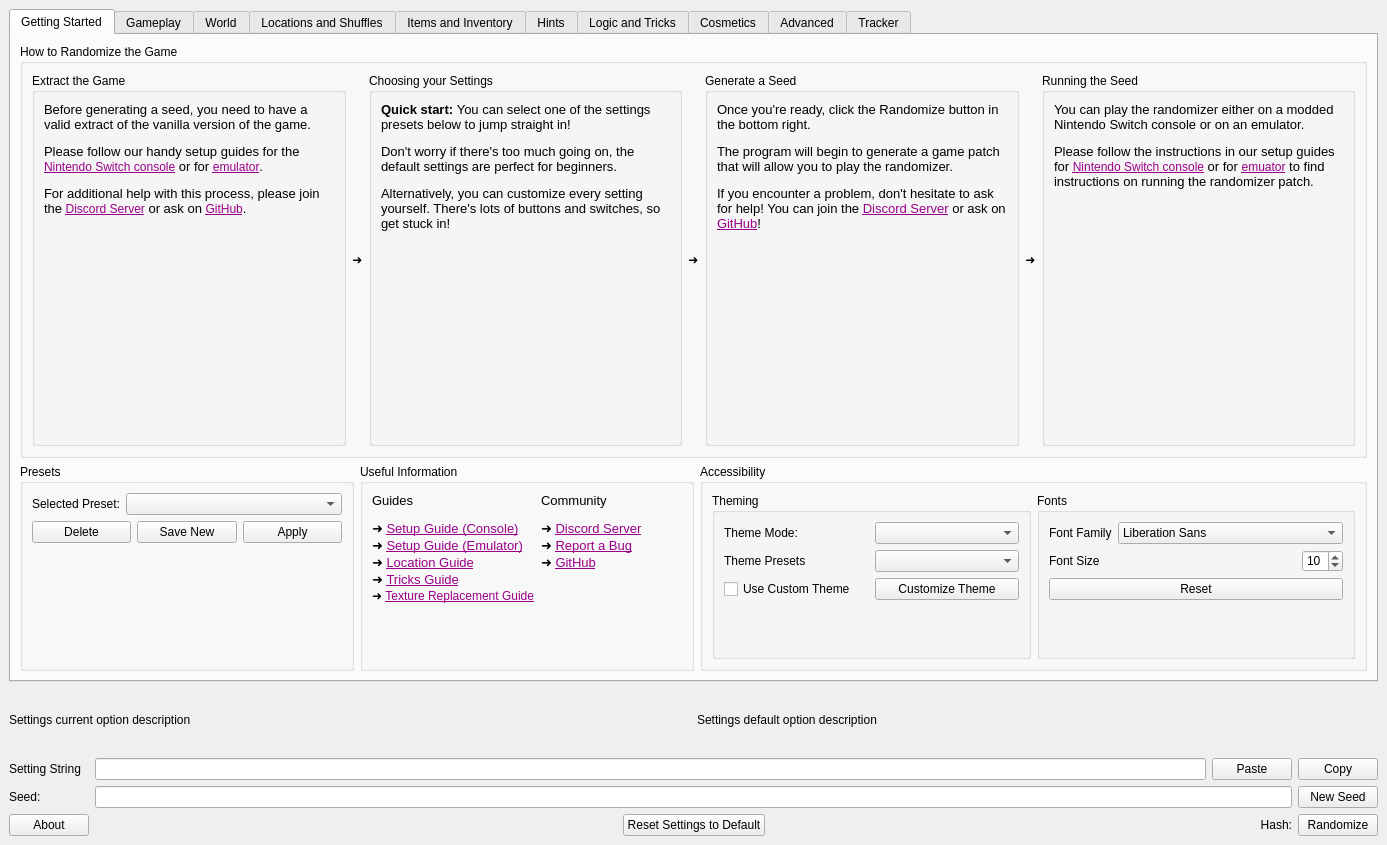
Old version of the form gui/ui/main.ui in the repository mint-choc-chip-skyblade/sshd-rando.
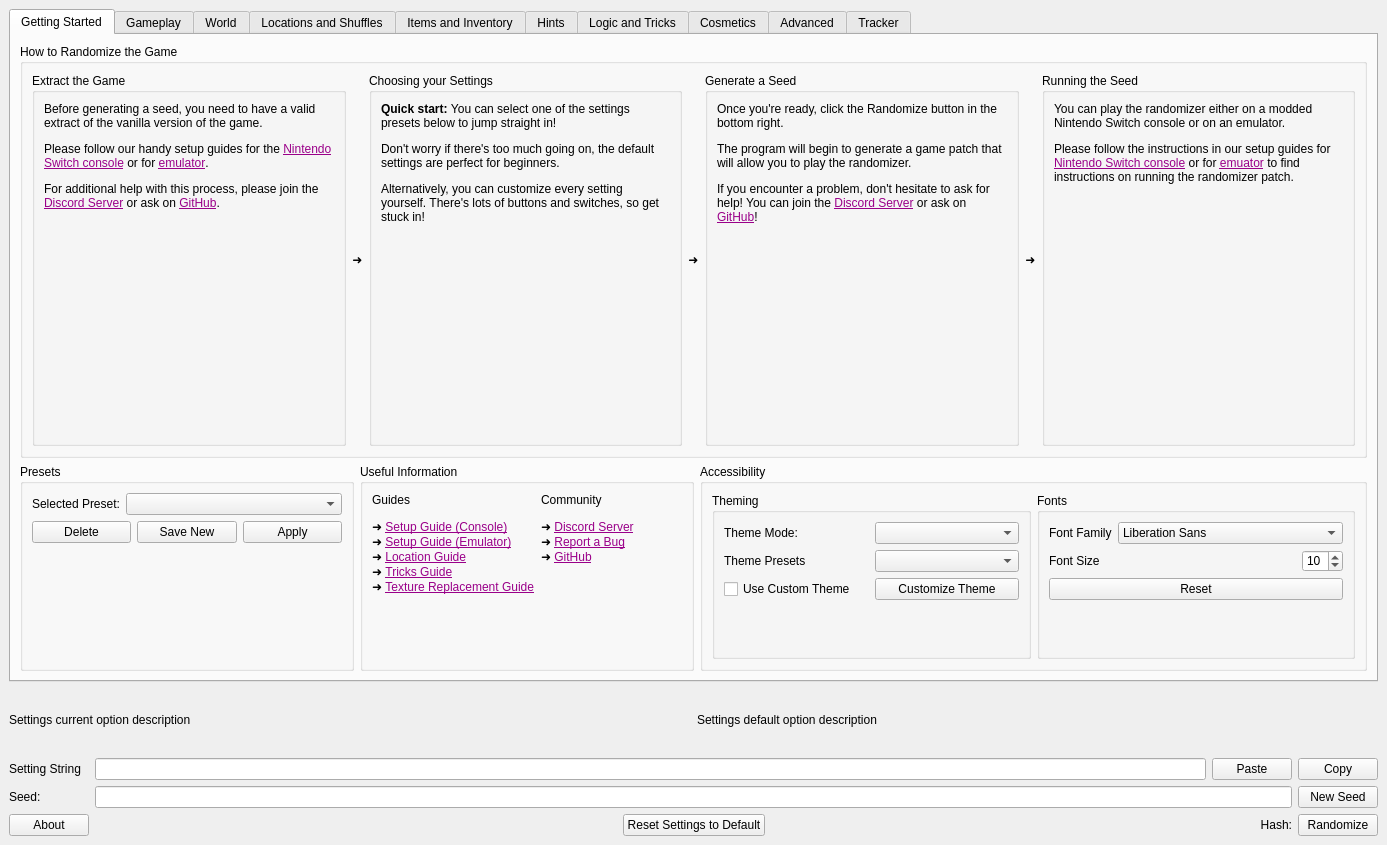
New version of the form. The open tabs and pages were chosen to show the change. Custom widgets are drawn as their Qt base class.

Commit message: Fix text size inconsistency

Patch:
```diff
--- a/gui/ui/main.ui
+++ b/gui/ui/main.ui
@@ -82,7 +82,7 @@
                  </sizepolicy>
                 </property>
                 <property name="text">
-                 <string>&lt;html&gt;&lt;head/&gt;&lt;body&gt;&lt;p&gt;&lt;span style=&quot; font-size:10pt;&quot;&gt;Before generating a seed, you need to have a valid extract of the vanilla version of the game.&lt;/span&gt;&lt;/p&gt;&lt;p&gt;&lt;span style=&quot; font-size:10pt;&quot;&gt;Please follow our handy setup guides for the &lt;/span&gt;&lt;a href=&quot;https://docs.google.com/document/d/1VXNME7SVD5EU7NNn9dQ15_Q9-v9OJAHOX-hSor0n2dg&quot;&gt;&lt;span style=&quot; text-decoration: underline; color:#9a0089;&quot;&gt;Nintendo Switch console&lt;/span&gt;&lt;/a&gt;&lt;span style=&quot; font-size:10pt;&quot;&gt; or for &lt;/span&gt;&lt;a href=&quot;https://docs.google.com/document/d/1HHQRXND0n-ZrmhEl4eXjzMANQ-xHK3pKKXPQqSbwXwY&quot;&gt;&lt;span style=&quot; text-decoration: underline; color:#9a0089;&quot;&gt;emulator&lt;/span&gt;&lt;/a&gt;&lt;span style=&quot; font-size:10pt;&quot;&gt;.&lt;/span&gt;&lt;/p&gt;&lt;p&gt;&lt;span style=&quot; font-size:10pt;&quot;&gt;For additional help with this process, please join the &lt;/span&gt;&lt;a href=&quot;https://discord.gg/nNbpfH5jyG&quot;&gt;&lt;span style=&quot; text-decoration: underline; color:#9a0089;&quot;&gt;Discord Server&lt;/span&gt;&lt;/a&gt;&lt;span style=&quot; font-size:10pt;&quot;&gt; or ask on &lt;/span&gt;&lt;a href=&quot;https://github.com/mint-choc-chip-skyblade/sshd-rando/issues&quot;&gt;&lt;span style=&quot; text-decoration: underline; color:#9a0089;&quot;&gt;GitHub&lt;/span&gt;&lt;/a&gt;&lt;span style=&quot; font-size:10pt;&quot;&gt;.&lt;/span&gt;&lt;/p&gt;&lt;/body&gt;&lt;/html&gt;</string>
+                 <string>&lt;html&gt;&lt;head/&gt;&lt;body&gt;&lt;p&gt;Before generating a seed, you need to have a valid extract of the vanilla version of the game.&lt;/p&gt;&lt;p&gt;Please follow our handy setup guides for the &lt;a href=&quot;https://docs.google.com/document/d/1VXNME7SVD5EU7NNn9dQ15_Q9-v9OJAHOX-hSor0n2dg&quot;&gt;&lt;span style=&quot; text-decoration: underline; color:#9a0089;&quot;&gt;Nintendo Switch console&lt;/span&gt;&lt;/a&gt; or for &lt;a href=&quot;https://docs.google.com/document/d/1HHQRXND0n-ZrmhEl4eXjzMANQ-xHK3pKKXPQqSbwXwY&quot;&gt;&lt;span style=&quot; text-decoration: underline; color:#9a0089;&quot;&gt;emulator&lt;/span&gt;&lt;/a&gt;.&lt;/p&gt;&lt;p&gt;For additional help with this process, please join the &lt;a href=&quot;https://discord.gg/nNbpfH5jyG&quot;&gt;&lt;span style=&quot; text-decoration: underline; color:#9a0089;&quot;&gt;Discord Server&lt;/span&gt;&lt;/a&gt; or ask on &lt;a href=&quot;https://github.com/mint-choc-chip-skyblade/sshd-rando/issues&quot;&gt;&lt;span style=&quot; text-decoration: underline; color:#9a0089;&quot;&gt;GitHub&lt;/span&gt;&lt;/a&gt;.&lt;/p&gt;&lt;/body&gt;&lt;/html&gt;</string>
                 </property>
                 <property name="textFormat">
                  <enum>Qt::TextFormat::RichText</enum>
@@ -141,7 +141,7 @@
                  </sizepolicy>
                 </property>
                 <property name="text">
-                 <string>&lt;html&gt;&lt;head/&gt;&lt;body&gt;&lt;p&gt;&lt;span style=&quot; font-size:10pt; font-weight:700;&quot;&gt;Quick start: &lt;/span&gt;&lt;span style=&quot; font-size:10pt;&quot;&gt;You can select one of the settings presets below to jump straight in!&lt;/span&gt;&lt;/p&gt;&lt;p&gt;&lt;span style=&quot; font-size:10pt;&quot;&gt;Don't worry if there's too much going on, the default settings are perfect for beginners.&lt;/span&gt;&lt;/p&gt;&lt;p&gt;&lt;span style=&quot; font-size:10pt;&quot;&gt;Alternatively, you can customize every setting yourself. There's lots of buttons and switches, so get stuck in!&lt;/span&gt;&lt;/p&gt;&lt;/body&gt;&lt;/html&gt;</string>
+                 <string>&lt;html&gt;&lt;head/&gt;&lt;body&gt;&lt;p&gt;&lt;span style=&quot; font-weight:700;&quot;&gt;Quick start: &lt;/span&gt;You can select one of the settings presets below to jump straight in!&lt;/p&gt;&lt;p&gt;Don't worry if there's too much going on, the default settings are perfect for beginners.&lt;/p&gt;&lt;p&gt;Alternatively, you can customize every setting yourself. There's lots of buttons and switches, so get stuck in!&lt;/p&gt;&lt;/body&gt;&lt;/html&gt;</string>
                 </property>
                 <property name="textFormat">
                  <enum>Qt::TextFormat::RichText</enum>
@@ -194,7 +194,7 @@
                  </sizepolicy>
                 </property>
                 <property name="text">
-                 <string>&lt;html&gt;&lt;head/&gt;&lt;body&gt;&lt;p&gt;&lt;span style=&quot; font-size:10pt;&quot;&gt;Once you're ready, click the &lt;/span&gt;&lt;span style=&quot; font-family:'Courier New'; font-size:10pt;&quot;&gt;Randomize&lt;/span&gt;&lt;span style=&quot; font-size:10pt;&quot;&gt; button in the bottom right.&lt;/span&gt;&lt;/p&gt;&lt;p&gt;&lt;span style=&quot; font-size:10pt;&quot;&gt;The program will begin to generate a game patch that will allow you to play the randomizer.&lt;/span&gt;&lt;/p&gt;&lt;p&gt;&lt;span style=&quot; font-size:10pt;&quot;&gt;If you encounter a problem, don't hesitate to ask for help! You can join the &lt;/span&gt;&lt;a href=&quot;https://discord.gg/nNbpfH5jyG&quot;&gt;&lt;span style=&quot; font-size:10pt; text-decoration: underline; color:#9a0089;&quot;&gt;Discord Server&lt;/span&gt;&lt;/a&gt;&lt;span style=&quot; font-size:10pt;&quot;&gt; or ask on &lt;/span&gt;&lt;a href=&quot;https://github.com/mint-choc-chip-skyblade/sshd-rando/issues&quot;&gt;&lt;span style=&quot; font-size:10pt; text-decoration: underline; color:#9a0089;&quot;&gt;GitHub&lt;/span&gt;&lt;/a&gt;&lt;span style=&quot; font-size:10pt;&quot;&gt;!&lt;/span&gt;&lt;/p&gt;&lt;/body&gt;&lt;/html&gt;</string>
+                 <string>&lt;html&gt;&lt;head/&gt;&lt;body&gt;&lt;p&gt;Once you're ready, click the &lt;span style=&quot; font-family:'Courier New';&quot;&gt;Randomize&lt;/span&gt; button in the bottom right.&lt;/p&gt;&lt;p&gt;The program will begin to generate a game patch that will allow you to play the randomizer.&lt;/p&gt;&lt;p&gt;If you encounter a problem, don't hesitate to ask for help! You can join the &lt;a href=&quot;https://discord.gg/nNbpfH5jyG&quot;&gt;&lt;span style=&quot; text-decoration: underline; color:#9a0089;&quot;&gt;Discord Server&lt;/span&gt;&lt;/a&gt; or ask on &lt;a href=&quot;https://github.com/mint-choc-chip-skyblade/sshd-rando/issues&quot;&gt;&lt;span style=&quot; text-decoration: underline; color:#9a0089;&quot;&gt;GitHub&lt;/span&gt;&lt;/a&gt;!&lt;/p&gt;&lt;/body&gt;&lt;/html&gt;</string>
                 </property>
                 <property name="textFormat">
                  <enum>Qt::TextFormat::RichText</enum>
@@ -253,7 +253,7 @@
                  </sizepolicy>
                 </property>
                 <property name="text">
-                 <string>&lt;html&gt;&lt;head/&gt;&lt;body&gt;&lt;p&gt;&lt;span style=&quot; font-size:10pt;&quot;&gt;You can play the randomizer either on a modded Nintendo Switch console or on an emulator.&lt;/span&gt;&lt;/p&gt;&lt;p&gt;&lt;span style=&quot; font-size:10pt;&quot;&gt;Please follow the instructions in our setup guides for &lt;/span&gt;&lt;a href=&quot;https://docs.google.com/document/d/1VXNME7SVD5EU7NNn9dQ15_Q9-v9OJAHOX-hSor0n2dg&quot;&gt;&lt;span style=&quot; text-decoration: underline; color:#9a0089;&quot;&gt;Nintendo Switch console&lt;/span&gt;&lt;/a&gt;&lt;span style=&quot; font-size:10pt;&quot;&gt; or for &lt;/span&gt;&lt;a href=&quot;https://docs.google.com/document/d/1HHQRXND0n-ZrmhEl4eXjzMANQ-xHK3pKKXPQqSbwXwY&quot;&gt;&lt;span style=&quot; text-decoration: underline; color:#9a0089;&quot;&gt;emuator&lt;/span&gt;&lt;/a&gt;&lt;span style=&quot; font-size:10pt;&quot;&gt; to find instructions on running the randomizer patch.&lt;/span&gt;&lt;/p&gt;&lt;/body&gt;&lt;/html&gt;</string>
+                 <string>&lt;html&gt;&lt;head/&gt;&lt;body&gt;&lt;p&gt;You can play the randomizer either on a modded Nintendo Switch console or on an emulator.&lt;/p&gt;&lt;p&gt;Please follow the instructions in our setup guides for &lt;a href=&quot;https://docs.google.com/document/d/1VXNME7SVD5EU7NNn9dQ15_Q9-v9OJAHOX-hSor0n2dg&quot;&gt;&lt;span style=&quot; text-decoration: underline; color:#9a0089;&quot;&gt;Nintendo Switch console&lt;/span&gt;&lt;/a&gt; or for &lt;a href=&quot;https://docs.google.com/document/d/1HHQRXND0n-ZrmhEl4eXjzMANQ-xHK3pKKXPQqSbwXwY&quot;&gt;&lt;span style=&quot; text-decoration: underline; color:#9a0089;&quot;&gt;emuator&lt;/span&gt;&lt;/a&gt; to find instructions on running the randomizer patch.&lt;/p&gt;&lt;/body&gt;&lt;/html&gt;</string>
                 </property>
                 <property name="textFormat">
                  <enum>Qt::TextFormat::RichText</enum>
@@ -307,7 +307,7 @@
                 </sizepolicy>
                </property>
                <property name="text">
-                <string>&lt;html&gt;&lt;head/&gt;&lt;body&gt;&lt;p&gt;&lt;span style=&quot; font-size:10pt;&quot;&gt;Guides&lt;/span&gt;&lt;/p&gt;&lt;p&gt;&lt;span style=&quot; font-size:10pt;&quot;&gt;➜ &lt;/span&gt;&lt;a href=&quot;https://docs.google.com/document/d/1VXNME7SVD5EU7NNn9dQ15_Q9-v9OJAHOX-hSor0n2dg&quot;&gt;&lt;span style=&quot; font-size:10pt; text-decoration: underline; color:#9a0089;&quot;&gt;Setup Guide (Console)&lt;/span&gt;&lt;/a&gt;&lt;span style=&quot; font-size:10pt;&quot;&gt;&lt;br/&gt;➜ &lt;/span&gt;&lt;a href=&quot;https://docs.google.com/document/d/1HHQRXND0n-ZrmhEl4eXjzMANQ-xHK3pKKXPQqSbwXwY&quot;&gt;&lt;span style=&quot; font-size:10pt; text-decoration: underline; color:#9a0089;&quot;&gt;Setup Guide (Emulator)&lt;/span&gt;&lt;/a&gt;&lt;span style=&quot; font-size:10pt;&quot;&gt;&lt;br/&gt;➜ &lt;/span&gt;&lt;a href=&quot;https://docs.google.com/document/d/1bb6GoCBFVREc-wHscRBTfZrftN1OA639iML2azdXqXE&quot;&gt;&lt;span style=&quot; font-size:10pt; text-decoration: underline; color:#9a0089;&quot;&gt;Location Guide&lt;/span&gt;&lt;/a&gt;&lt;span style=&quot; font-size:10pt;&quot;&gt;&lt;br/&gt;➜ &lt;/span&gt;&lt;a href=&quot;https://docs.google.com/document/d/1Dm0jhwXWIvPLuvl-JoRqocTKjXM_jRRmryYqpQMO_6w&quot;&gt;&lt;span style=&quot; font-size:10pt; text-decoration: underline; color:#9a0089;&quot;&gt;Tricks Guide&lt;/span&gt;&lt;/a&gt;&lt;br/&gt;➜ &lt;a href=&quot;https://docs.google.com/document/d/1Eq1rXcjwRpVjp-5ugpQAsjmZy5QuGi7KAOkvpWoQkqc&quot;&gt;&lt;span style=&quot; text-decoration: underline; color:#9a0089;&quot;&gt;Texture Replacement Guide&lt;/span&gt;&lt;/a&gt;&lt;/p&gt;&lt;/body&gt;&lt;/html&gt;</string>
+                <string>&lt;html&gt;&lt;head/&gt;&lt;body&gt;&lt;p&gt;Guides&lt;/p&gt;&lt;p&gt;➜ &lt;a href=&quot;https://docs.google.com/document/d/1VXNME7SVD5EU7NNn9dQ15_Q9-v9OJAHOX-hSor0n2dg&quot;&gt;&lt;span style=&quot; text-decoration: underline; color:#9a0089;&quot;&gt;Setup Guide (Console)&lt;/span&gt;&lt;/a&gt;&lt;br/&gt;➜ &lt;a href=&quot;https://docs.google.com/document/d/1HHQRXND0n-ZrmhEl4eXjzMANQ-xHK3pKKXPQqSbwXwY&quot;&gt;&lt;span style=&quot; text-decoration: underline; color:#9a0089;&quot;&gt;Setup Guide (Emulator)&lt;/span&gt;&lt;/a&gt;&lt;br/&gt;➜ &lt;a href=&quot;https://docs.google.com/document/d/1bb6GoCBFVREc-wHscRBTfZrftN1OA639iML2azdXqXE&quot;&gt;&lt;span style=&quot; text-decoration: underline; color:#9a0089;&quot;&gt;Location Guide&lt;/span&gt;&lt;/a&gt;&lt;br/&gt;➜ &lt;a href=&quot;https://docs.google.com/document/d/1Dm0jhwXWIvPLuvl-JoRqocTKjXM_jRRmryYqpQMO_6w&quot;&gt;&lt;span style=&quot; text-decoration: underline; color:#9a0089;&quot;&gt;Tricks Guide&lt;/span&gt;&lt;/a&gt;&lt;br/&gt;➜ &lt;a href=&quot;https://docs.google.com/document/d/1Eq1rXcjwRpVjp-5ugpQAsjmZy5QuGi7KAOkvpWoQkqc&quot;&gt;&lt;span style=&quot; text-decoration: underline; color:#9a0089;&quot;&gt;Texture Replacement Guide&lt;/span&gt;&lt;/a&gt;&lt;/p&gt;&lt;/body&gt;&lt;/html&gt;</string>
                </property>
                <property name="textFormat">
                 <enum>Qt::TextFormat::RichText</enum>
@@ -335,7 +335,7 @@
                 </sizepolicy>
                </property>
                <property name="text">
-                <string>&lt;html&gt;&lt;head/&gt;&lt;body&gt;&lt;p&gt;&lt;span style=&quot; font-size:10pt;&quot;&gt;Community&lt;/span&gt;&lt;/p&gt;&lt;p&gt;&lt;span style=&quot; font-size:10pt; font-weight:700;&quot;&gt;➜ &lt;/span&gt;&lt;a href=&quot;https://discord.gg/nNbpfH5jyG&quot;&gt;&lt;span style=&quot; font-size:10pt; text-decoration: underline; color:#9a0089;&quot;&gt;Discord Server&lt;/span&gt;&lt;/a&gt;&lt;span style=&quot; font-size:10pt;&quot;&gt;&lt;br/&gt;&lt;/span&gt;&lt;span style=&quot; font-size:10pt; font-weight:700;&quot;&gt;➜ &lt;/span&gt;&lt;a href=&quot;https://github.com/mint-choc-chip-skyblade/sshd-rando/issues&quot;&gt;&lt;span style=&quot; font-size:10pt; text-decoration: underline; color:#9a0089;&quot;&gt;Report a Bug&lt;/span&gt;&lt;/a&gt;&lt;span style=&quot; font-size:10pt;&quot;&gt;&lt;br/&gt;&lt;/span&gt;&lt;span style=&quot; font-size:10pt; font-weight:700;&quot;&gt;➜ &lt;/span&gt;&lt;a href=&quot;https://github.com/mint-choc-chip-skyblade/sshd-rando&quot;&gt;&lt;span style=&quot; font-size:10pt; text-decoration: underline; color:#9a0089;&quot;&gt;GitHub&lt;/span&gt;&lt;/a&gt;&lt;/p&gt;&lt;/body&gt;&lt;/html&gt;</string>
+                <string>&lt;html&gt;&lt;head/&gt;&lt;body&gt;&lt;p&gt;Community&lt;/p&gt;&lt;p&gt;&lt;span style=&quot; font-weight:700;&quot;&gt;➜ &lt;/span&gt;&lt;a href=&quot;https://discord.gg/nNbpfH5jyG&quot;&gt;&lt;span style=&quot; text-decoration: underline; color:#9a0089;&quot;&gt;Discord Server&lt;/span&gt;&lt;/a&gt;&lt;br/&gt;&lt;span style=&quot; font-weight:700;&quot;&gt;➜ &lt;/span&gt;&lt;a href=&quot;https://github.com/mint-choc-chip-skyblade/sshd-rando/issues&quot;&gt;&lt;span style=&quot; text-decoration: underline; color:#9a0089;&quot;&gt;Report a Bug&lt;/span&gt;&lt;/a&gt;&lt;br/&gt;&lt;span style=&quot; font-weight:700;&quot;&gt;➜ &lt;/span&gt;&lt;a href=&quot;https://github.com/mint-choc-chip-skyblade/sshd-rando&quot;&gt;&lt;span style=&quot; text-decoration: underline; color:#9a0089;&quot;&gt;GitHub&lt;/span&gt;&lt;/a&gt;&lt;/p&gt;&lt;/body&gt;&lt;/html&gt;</string>
                </property>
                <property name="textFormat">
                 <enum>Qt::TextFormat::RichText</enum>
```
Left out of the diff: 2 changed lines with no effect on the pictures. The commit also changes 1 other file.
